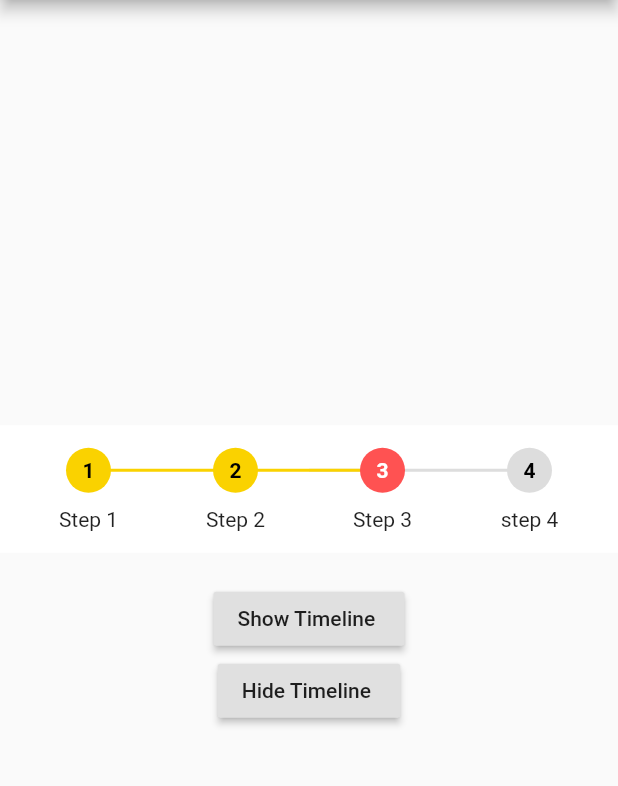
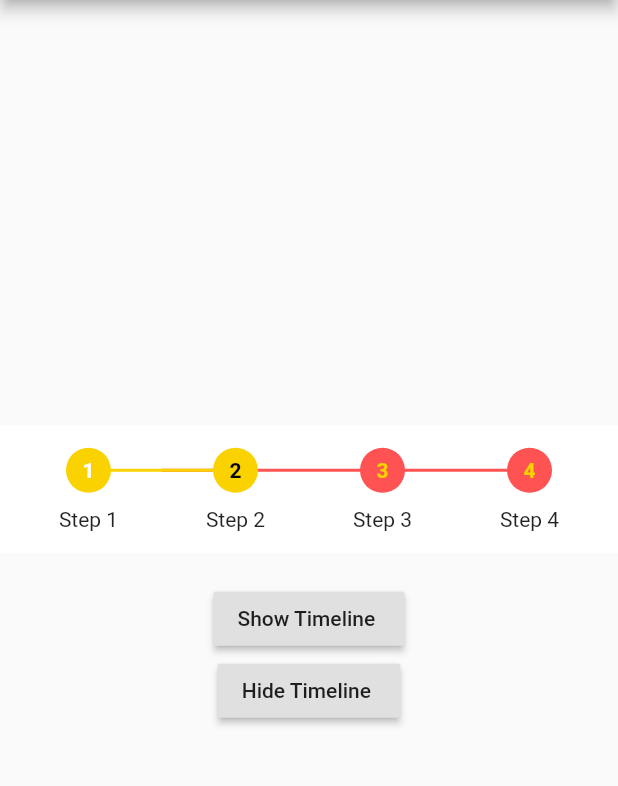
Before and after one commit to Harshdeep4295/timeline_status, a Flutter app: the screen it shows after launch, after a tap on "Show Timeline", on a phone screen of 412 x 824 dp, the part 84-870 px from its top. Run offline on Flutter 3.47's test engine with Material 2 defaults, Android fonts, the phone set to English and light mode, and no system bars.

Commit message:
refactoring done

```diff
--- a/example/lib/main.dart
+++ b/example/lib/main.dart
@@ -85,8 +85,14 @@ class _MyHomePageState extends State<MyHomePage> {
               visible: showTimeline,
               // give list of string
               child: StatusTime.getTimeline(
-                  statuses: ['Step 1', 'Step 2', 'Step 3', 'step 4'],
-                  currentPosition: 2),
+                statuses: [
+                  'Step 1',
+                  'Step 2',
+                  'Step 3',
+                  'Step 4',
+                ],
+                currentPosition: 1,
+              ),
             ),
             SizedBox(
               height: 20,
--- a/lib/timeline_status.dart
+++ b/lib/timeline_status.dart
@@ -4,14 +4,29 @@ import 'package:flutter/material.dart';
 import 'package:timeline_status/app_assest.dart';
 
 class StatusTime {
+  /*
+    The getTimeline widget will give widget in timeline format
+    statuses - list of strings to be displayed below counter
+    currentPoistion - to display the current position with different background
+    currentStepNumberTextColor - counter color for current postion
+    currentStepBackground - current counter background color
+    activatedStepBackground - the background color of the step already passed
+    activatedStepBackground - the counter text color of the step already passed
+    inActivatedStepBackground - the background color of the step next of current
+    inActivatedStepBackground - the counter text color of the step next of current
+    height - display height of the widget by default 70 us given
+    wholePadding - EdgeInsets variable to give padding
+    backgroundColor - background color of whole widget
+  */
   static Widget getTimeline({
     @required List<String> statuses,
     @required int currentPosition,
-    Color currentColorIndicator = AppColors.redAccent,
-    Color disabledIndicator = AppColors.whiteFive,
-    Color activatedIndicator = AppColors.sunflowerYellow,
-    Color currentText = AppColors.white,
-    Color otherText = AppColors.black,
+    Color currentStepBackground = AppColors.sunflowerYellow,
+    Color currentStepNumberTextColor = AppColors.black,
+    Color activatedStepBackground = AppColors.sunflowerYellow,
+    Color activatedStepNumberTextColor = AppColors.white,
+    Color inActivatedStepBackground = AppColors.redAccent,
+    Color inActivatedStepNumberTextColor = AppColors.sunflowerYellow,
     double height = 70,
     EdgeInsets wholePadding =
         const EdgeInsets.only(top: 15, left: 10, right: 10),
@@ -39,18 +54,18 @@ class StatusTime {
                         Divider(
                           color:
                               currentPosition > 0 && currentPosition > position
-                                  ? activatedIndicator
-                                  : disabledIndicator,
+                                  ? activatedStepBackground
+                                  : inActivatedStepBackground,
                           thickness: 2,
-                          indent: position == 0 ? 60 : 0,
-                          endIndent: position == statuses.length - 1 ? 60 : 0,
+                          indent: position == 0 ? 50 : 0,
+                          endIndent: position == statuses.length - 1 ? 50 : 0,
                         ),
                         Visibility(
                           visible: position == currentPosition,
                           child: Divider(
-                            color: activatedIndicator,
+                            color: activatedStepBackground,
                             thickness: 2,
-                            indent: position == 0 ? 50 : 0,
+                            indent: 0,
                             endIndent: 50,
                           ),
                         ),
@@ -62,20 +77,25 @@ class StatusTime {
                               width: 30,
                               decoration: BoxDecoration(
                                 color: currentPosition == position
-                                    ? currentColorIndicator
+                                    ? currentStepBackground
                                     : (currentPosition < position
-                                        ? disabledIndicator
-                                        : activatedIndicator),
+                                        ? inActivatedStepBackground
+                                        : activatedStepBackground),
                                 borderRadius: BorderRadius.circular(30),
                               ),
                               child: Center(
-                                child: Text((position + 1).toString(),
-                                    style: TextStyle(
-                                      color: position == currentPosition
-                                          ? AppColors.white
-                                          : AppColors.black,
-                                      fontWeight: FontWeight.w700,
-                                    )),
+                                child: Text(
+                                  (position + 1).toString(),
+                                  style: TextStyle(
+                                    color: position == currentPosition
+                                        ? currentStepNumberTextColor
+                                        : (currentPosition < position
+                                            ? inActivatedStepNumberTextColor
+                                            : activatedStepNumberTextColor),
+                                    fontWeight: FontWeight.w700,
+                                  ),
+                                  textAlign: TextAlign.center,
+                                ),
                               ),
                             ),
                           ],
--- a/pubspec.yaml
+++ b/pubspec.yaml
@@ -1,6 +1,6 @@
 name: timeline_status
-description: To display status with timeline
-version: 0.0.1
+description: To display status with timeline. The widget will contain the step indicator with the status text given below. It best used with more than three status. To display different indicator different colors can be used as can see in case of example.
+version: 0.0.2
 author: Harshdeep Singh<Harshdeeps878@gmail.com>
 homepage: https://github.com/Harshdeep4295/timeline_status
 
```
Also changed, not shown: 1 other file.
